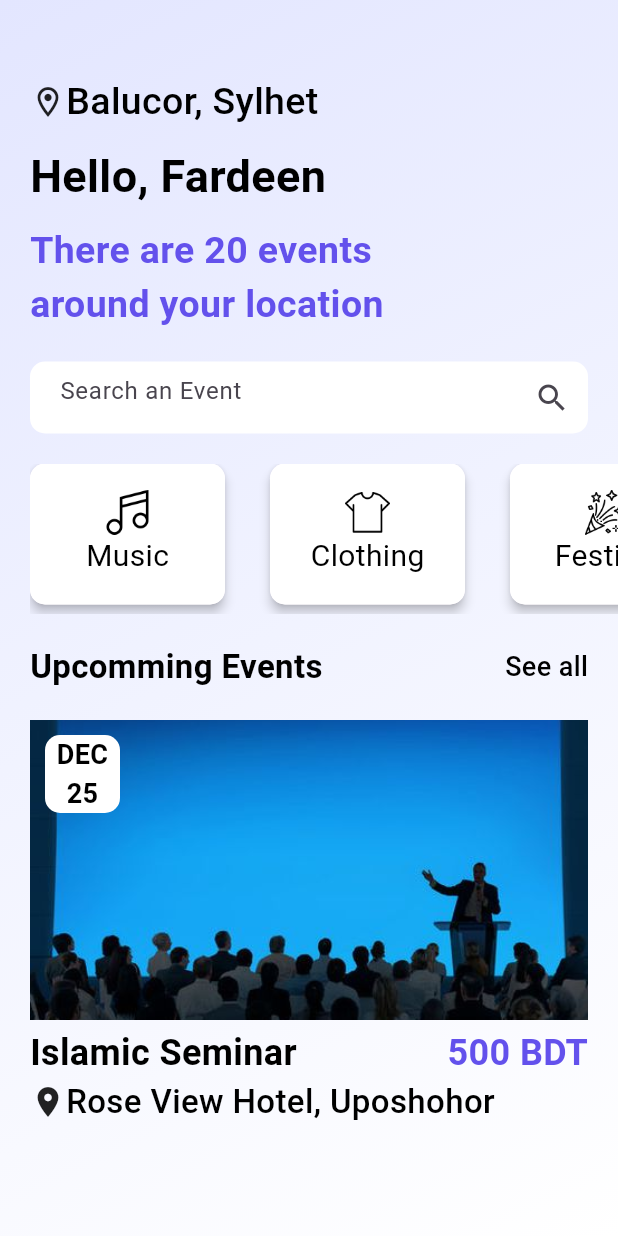
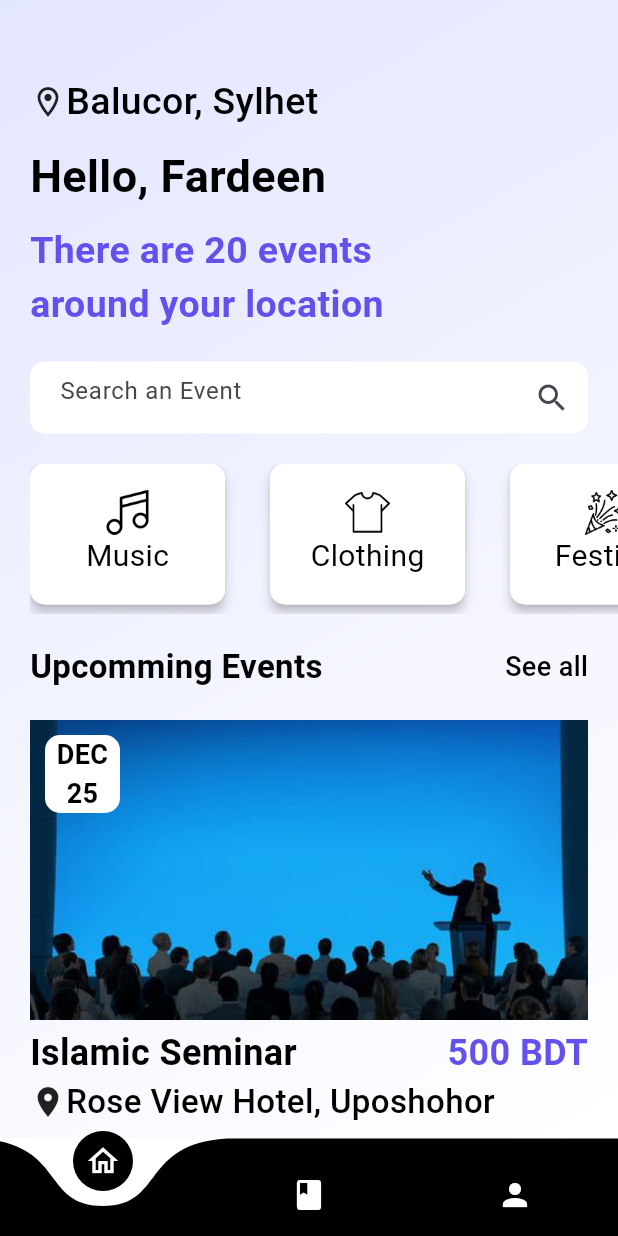
Before and after one commit to TawhidShakil/ticketmaster, a Flutter app: the screen it shows after launch, on a phone screen of 412 x 824 dp. Run offline on Flutter 3.47's test engine with Material 3 defaults, Android fonts, the phone set to English and light mode, and no system bars; drawn by our look-alikes of curved_navigation_bar.

Commit message:
added Bottom Navigation bar

```diff
--- a/lib/main.dart
+++ b/lib/main.dart
@@ -1,4 +1,5 @@
 import 'package:flutter/material.dart';
+import 'package:ticketmaster/pages/bottomNav.dart';
 import 'package:ticketmaster/pages/home.dart';
 
 void main() {
@@ -32,7 +33,7 @@ class MyApp extends StatelessWidget {
         // tested with just a hot reload.
         colorScheme: .fromSeed(seedColor: Colors.deepPurple),
       ),
-      home: Home(),
+      home: BottomNav(),
     );
   }
 }
--- /dev/null
+++ b/lib/pages/bottomNav.dart
@@ -0,0 +1,53 @@
+import 'package:curved_navigation_bar/curved_navigation_bar.dart';
+import 'package:flutter/material.dart';
+import 'package:ticketmaster/pages/booking.dart';
+import 'package:ticketmaster/pages/home.dart';
+import 'package:ticketmaster/pages/profile.dart';
+
+class BottomNav extends StatefulWidget {
+  const BottomNav({super.key});
+
+  @override
+  State<BottomNav> createState() => _BottomNavState();
+}
+
+class _BottomNavState extends State<BottomNav> {
+  late List<Widget> pages;
+  late Home home;
+  late Booking booking;
+  late Profile profile;
+  int currentTabIndex = 0;
+
+  @override
+  void initState() {
+    home = Home();
+    booking = Booking();
+    profile = Profile();
+    pages = [home, booking, profile];
+
+    super.initState();
+  }
+
+  @override
+  Widget build(BuildContext context) {
+    return Scaffold(
+      bottomNavigationBar: CurvedNavigationBar(
+        height: 65,
+        backgroundColor: Colors.white,
+        color: Colors.black,
+        animationDuration: Duration(milliseconds: 500),
+        onTap: (int index) {
+          setState(() {
+            currentTabIndex = index;
+          });
+        },
+        items: [
+          Icon(Icons.home_outlined, color: Colors.white),
+          Icon(Icons.book, color: Colors.white),
+          Icon(Icons.person, color: Colors.white),
+        ],
+      ),
+      body: pages[currentTabIndex],
+    );
+  }
+}
--- a/pubspec.yaml
+++ b/pubspec.yaml
@@ -30,6 +30,7 @@ environment:
 dependencies:
   flutter:
     sdk: flutter
+  curved_navigation_bar:
 
   # The following adds the Cupertino Icons font to your application.
   # Use with the CupertinoIcons class for iOS style icons.
```
Also changed, not shown: lib/pages/booking.dart (added, +14 -0 lines), lib/pages/profile.dart (added, +15 -0 lines), pubspec.lock.
